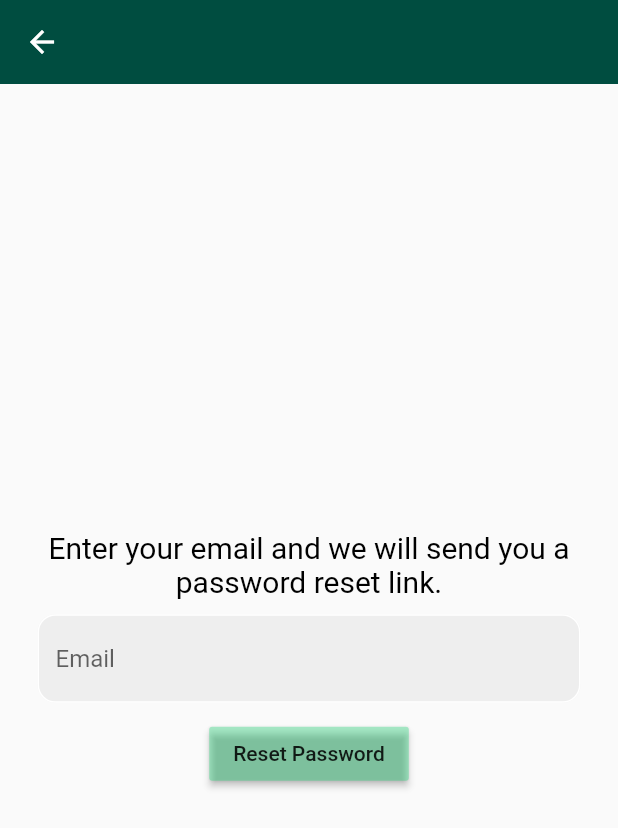
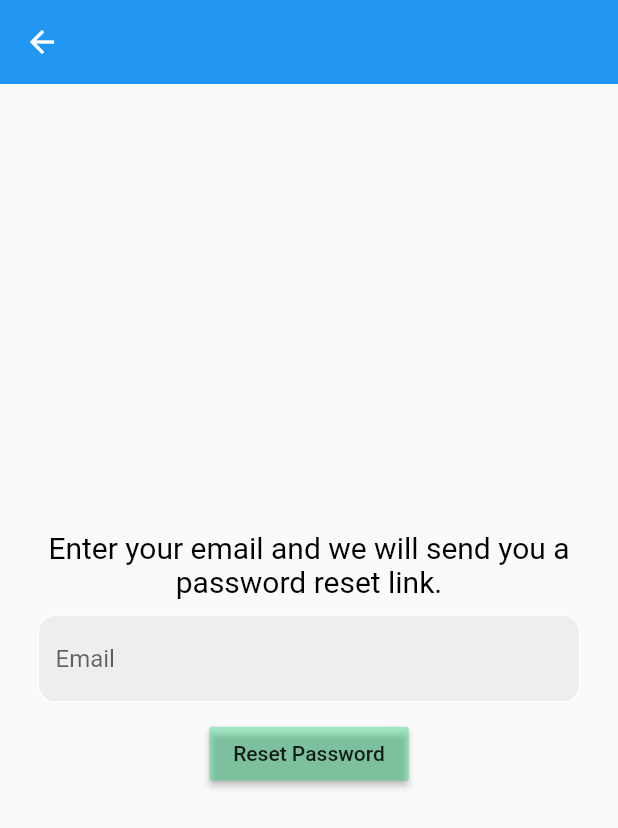
Before and after one commit to MacosPrintes001/Knight-Island, a Flutter app: the ForgotPasswordPage screen opened directly, on a phone screen of 412 x 824 dp. Shown: the top 828 px of the screen. Run offline on Flutter 3.47's test engine with Material 2 defaults, Android fonts, the phone set to English and light mode, and no system bars; our stand-ins replace firebase_auth, firebase_core, flutter_spinkit, google_fonts; accounts and stored records are empty.

```diff
--- a/knightisland/lib/system_pages/forgot_password_page.dart
+++ b/knightisland/lib/system_pages/forgot_password_page.dart
@@ -47,7 +47,8 @@ class _ForgotPasswordPageState extends State<ForgotPasswordPage> {
   Widget build(BuildContext context) {
     return Scaffold(
       appBar:  AppBar(
-        backgroundColor: const Color.fromARGB(255, 0, 77, 64),
+        //test
+        //backgroundColor: const Color.fromARGB(255, 0, 77, 64),
         elevation: 0,
       ),
       body: Column(
```
